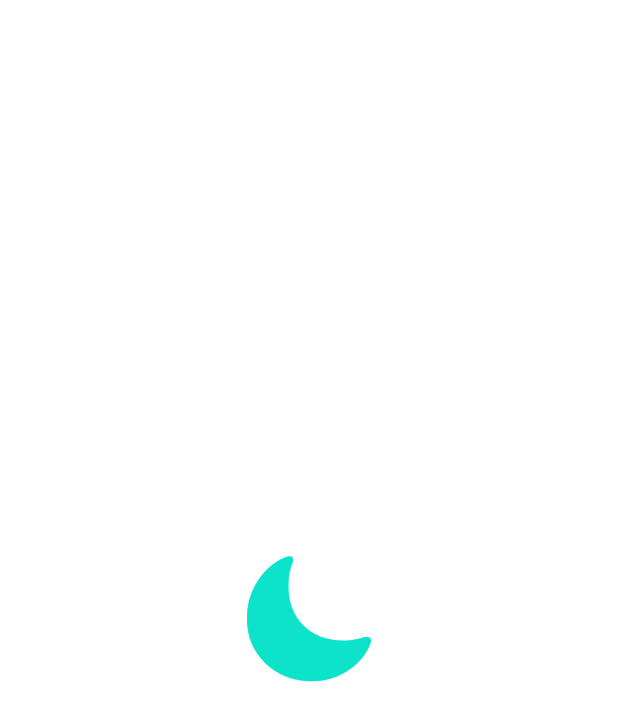
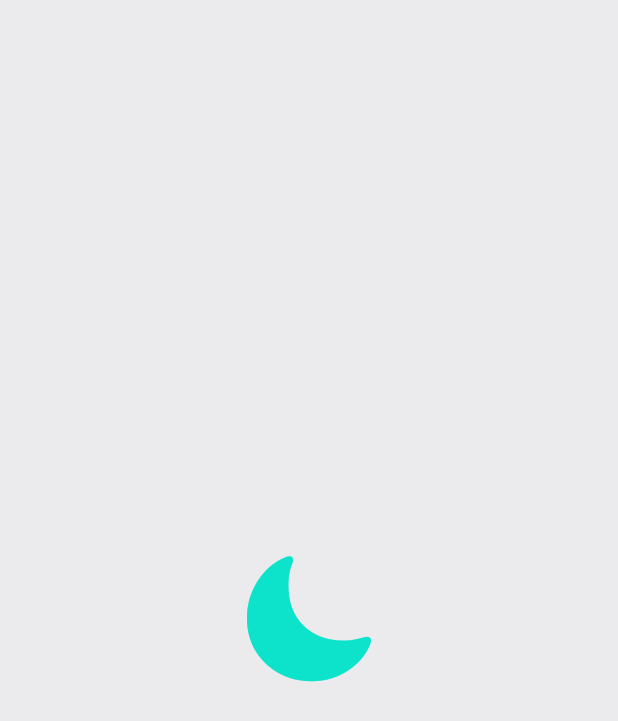
Before and after one commit to Raj217/Whisper, a Flutter app: the first screen one second after launch, on a phone screen of 412 x 824 dp. Shown: the top 721 px of the screen. Run offline on Flutter 3.47's test engine with Material 2 defaults, Android fonts, the phone set to English and light mode, and no system bars; our stand-ins replace firebase_auth, firebase_core, flutter_riverpod, google_sign_in, rive; accounts and stored records are empty; generated files the repository leaves out were written again.

Commit message:
Added theme data for dark theme

```diff
--- a/client/lib/configs/config.dart
+++ b/client/lib/configs/config.dart
@@ -1,5 +1,5 @@
 // ========================== Theme ==========================
-export 'theme/light_theme.dart';
+export 'theme/theme.dart';
 
 // ========================== File =================================
 export 'files/path.dart';
--- /dev/null
+++ b/client/lib/configs/theme/themes/dark_theme.dart
@@ -0,0 +1,26 @@
+part of theme;
+
+ThemeData darkTheme(BuildContext context) {
+  return ThemeData(
+    brightness: Brightness.dark,
+    fontFamily: 'Comfortaa',
+    colorScheme: const ColorScheme.dark(
+      primary: whiteSwatch,
+      secondary: accentSwatch,
+    ),
+    scaffoldBackgroundColor: blueSwatch.shade800,
+    useMaterial3: true,
+    iconTheme: const IconThemeData(
+      color: accentSwatch,
+    ),
+    iconButtonTheme: IconButtonThemeData(
+      style: ElevatedButton.styleFrom(
+        backgroundColor: whiteSwatch,
+      ),
+    ),
+    appBarTheme: AppBarTheme(
+      backgroundColor: blueSwatch.shade800,
+      iconTheme: const IconThemeData(color: accentSwatch),
+    ),
+  );
+}
--- a/client/lib/configs/theme/light_theme.dart
+++ b/client/lib/configs/theme/themes/light_theme.dart
@@ -1,17 +1,25 @@
-import 'package:flutter/material.dart';
-import 'pallet.dart';
+part of theme;
 
 ThemeData lightTheme(BuildContext context) {
   return ThemeData(
     brightness: Brightness.light,
     fontFamily: 'Comfortaa',
     colorScheme: const ColorScheme.light(
-      primary: primarySwatch,
+      primary: blueSwatch,
       secondary: accentSwatch,
     ),
+    scaffoldBackgroundColor: whiteSwatch,
     useMaterial3: true,
-    iconTheme: const IconThemeData(color: accentSwatch),
+    iconTheme: const IconThemeData(
+      color: accentSwatch,
+    ),
+    iconButtonTheme: IconButtonThemeData(
+      style: ElevatedButton.styleFrom(
+        backgroundColor: blueSwatch,
+      ),
+    ),
     appBarTheme: const AppBarTheme(
+      backgroundColor: whiteSwatch,
       iconTheme: IconThemeData(color: accentSwatch),
     ),
   );
--- a/client/lib/main.dart
+++ b/client/lib/main.dart
@@ -21,7 +21,9 @@ class Whisper extends StatelessWidget {
     return MaterialApp(
       restorationScopeId: "Whisper",
       title: "Whisper",
+      darkTheme: darkTheme(context),
       theme: lightTheme(context),
+      themeMode: ThemeMode.light,
       initialRoute: SplashScreen.routeName,
       routes: {
         SplashScreen.routeName: (BuildContext context) => const SplashScreen(),
--- a/client/lib/screens/splash_screen/splash_screen.dart
+++ b/client/lib/screens/splash_screen/splash_screen.dart
@@ -1,9 +1,11 @@
 import 'dart:io';
 import 'package:flutter/material.dart';
+import 'package:whisper/configs/config.dart';
 import 'package:whisper/providers/auth/auth.dart';
 import 'package:whisper/screens/auth_screen/auth_screen.dart';
 import 'package:whisper/screens/home_screen/home_screen.dart';
 import 'package:whisper/widgets/app_decorations/whisper_icon.dart';
+import 'package:whisper/widgets/rive/rive.dart';
 
 class SplashScreen extends StatefulWidget {
   static const String routeName = "/splashScreen";
--- a/client/lib/widgets/overlays/loader_overlay/loading_overlay.dart
+++ b/client/lib/widgets/overlays/loader_overlay/loading_overlay.dart
@@ -1,8 +1,6 @@
-import 'package:whisper/configs/theme/pallet.dart';
 import 'package:whisper/widgets/custom_overlay/custom_overlay.dart';
 import 'package:flutter/material.dart';
 import 'dart:async';
-import 'package:whisper/configs/config.dart';
 
 class LoadingOverlay extends CustomOverlay {
   LoadingOverlay._sharedInstance();
--- a/client/lib/widgets/rive/rive.dart
+++ b/client/lib/widgets/rive/rive.dart
@@ -2,9 +2,10 @@ library rive_widgets;
 
 // ============================ Neccessary ============================
 import 'package:rive/rive.dart';
+import 'package:flutter/material.dart';
 
 // ============================ Models ============================
 part 'models/rive_trigger.dart';
 
 // ============================ Widgets ============================
-part 'widgets/rive_trigger.dart';
+part 'widgets/trigger/hamburger_menu.dart';
```
Also changed, not shown: client/lib/configs/theme/pallet.dart (deleted, +0 -28 lines), client/lib/configs/theme/theme.dart (added, +11 -0 lines), client/lib/configs/theme/utils/pallet.dart (added, +46 -0 lines), client/lib/widgets/rive/models/rive_trigger.dart (+19 -6 lines), client/lib/widgets/rive/widgets/rive_trigger.dart (deleted, +0 -10 lines), client/lib/widgets/rive/widgets/trigger/hamburger_menu.dart (added, +55 -0 lines), 3 other files.
